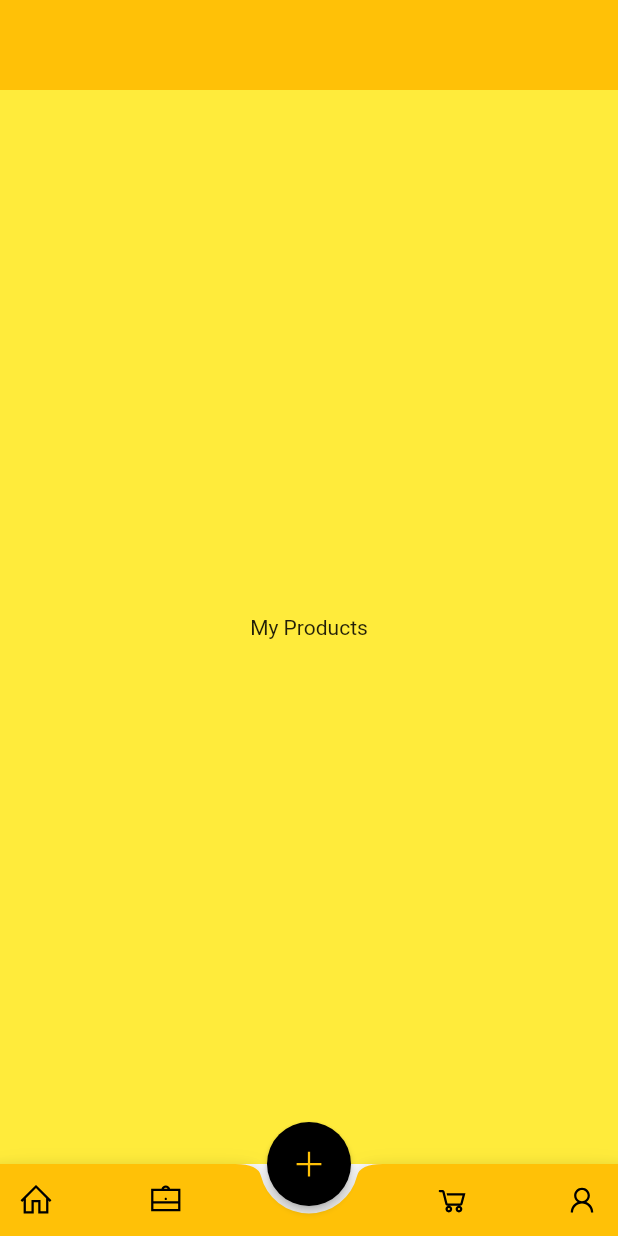
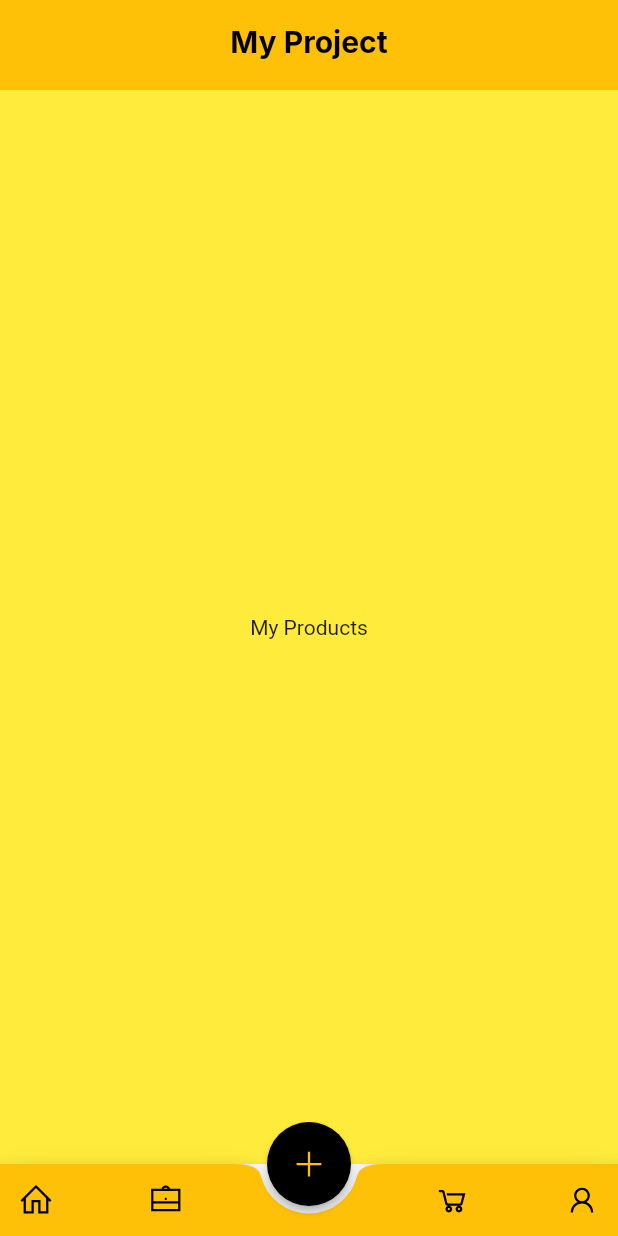
Before and after one commit to Rizwan-Raza/makemywindoor, a Flutter app: the DashboardScreen screen opened directly, item 2 of the bottom bar chosen, on a phone screen of 412 x 824 dp. Run offline on Flutter 3.47's test engine with Material 2 defaults, Android fonts, the phone set to English and light mode, and no system bars; our stand-ins replace fluttertoast, google_fonts, line_icons, lottie, share; missing offline and left inert: mailer2.

Commit message:
AppBar title

```diff
--- a/lib/helperwidgets/my_appBar.dart
+++ b/lib/helperwidgets/my_appBar.dart
@@ -5,8 +5,8 @@ import 'package:google_fonts/google_fonts.dart';
 class MyAppBar extends StatelessWidget implements PreferredSizeWidget {
   @override
   Size get preferredSize => const Size.fromHeight(60);
-  late String appbarTitle = '';
-  MyAppBar({Key? key, appbarTitle}) : super(key: key);
+  String appbarTitle = '';
+  MyAppBar({Key? key, required this.appbarTitle}) : super(key: key);
 
   @override
   Widget build(BuildContext context) {
```
Also changed, not shown: pubspec.lock.
